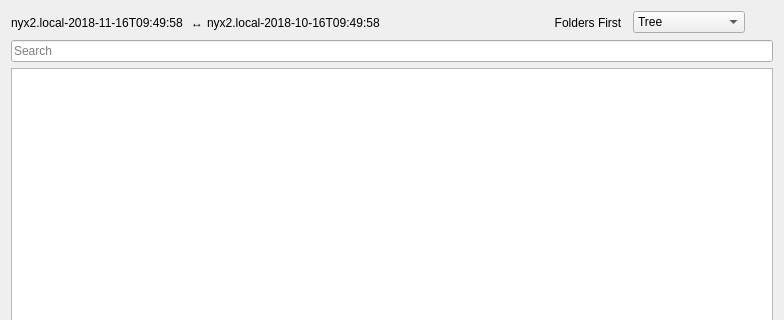
borgbase/vorta, file src/vorta/assets/UI/diffresult.ui: the form before one commit; both pictures show x 0 to 784 and y 0 to 320 of the 784 by 565 pixel window.
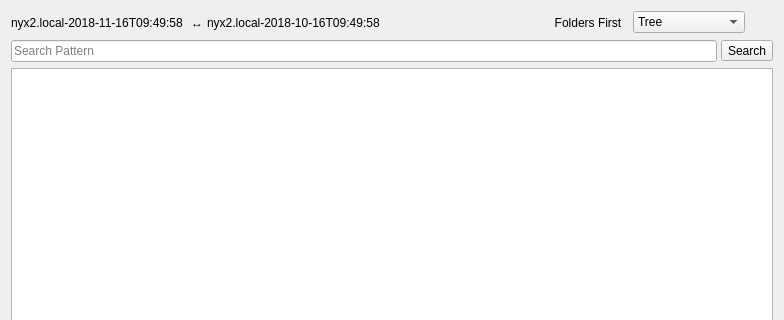
The form after the commit.

Commit message: Added search button

```diff
--- a/src/vorta/assets/UI/diffresult.ui
+++ b/src/vorta/assets/UI/diffresult.ui
@@ -131,11 +131,24 @@
         <string>Search</string>
        </property>
        <property name="placeholderText">
-        <string>Search</string>
+        <string>Search Pattern</string>
        </property>
       </widget>
 
      </item>
+
+     <item>
+        <widget class="QToolButton" name="bSearch">
+         <property name="toolTip">
+            <string>Submit Search</string>
+         </property>
+         <property name="text">
+        <string>Search</string>
+       </property>
+        </widget>
+     </item>
+
+
      </layout>
     </item>
 
```
Left out of the diff: 3 changed lines with no effect on the pictures. The commit also changes 1 other file.
